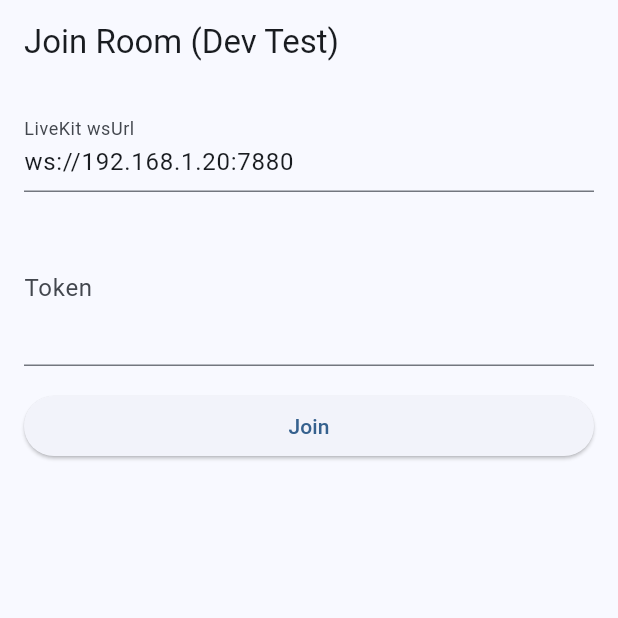
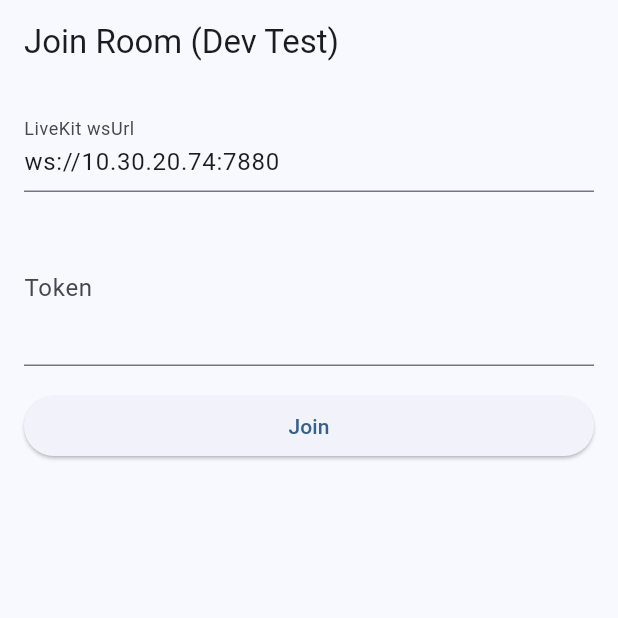
Before and after one commit to MidoSabry/live_call, a Flutter app: the screen it shows after launch, on a phone screen of 412 x 824 dp, the top half of it. Run offline on Flutter 3.47's test engine with Material 3 defaults, Android fonts, the phone set to English and light mode, and no system bars; our stand-ins replace equatable, flutter_bloc, get_it; missing offline and left inert: livekit_client.

Commit message:
update ip

```diff
--- a/lib/features/calls/presentation/screens/join_room_screen.dart
+++ b/lib/features/calls/presentation/screens/join_room_screen.dart
@@ -13,7 +13,7 @@
 }
 
 class _JoinRoomScreenState extends State<JoinRoomScreen> {
-  final _wsUrl = TextEditingController(text: 'ws://192.168.1.20:7880');
+  final _wsUrl = TextEditingController(text: 'ws://10.30.20.74:7880');
   final _token = TextEditingController();
 
   @override
```
